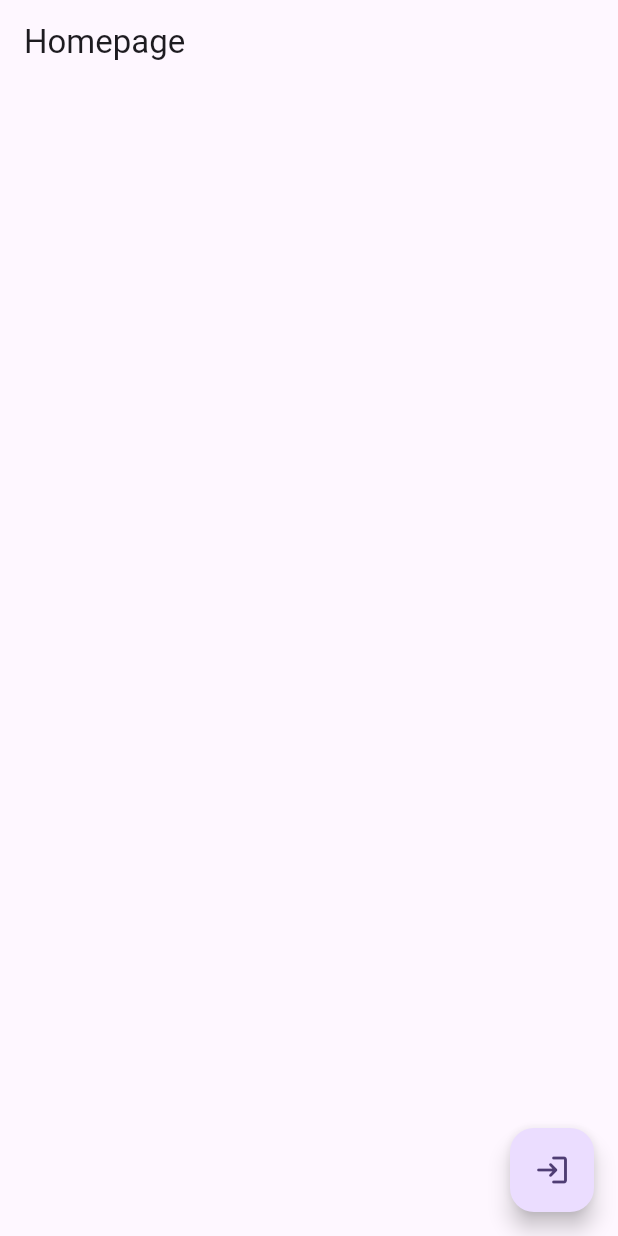
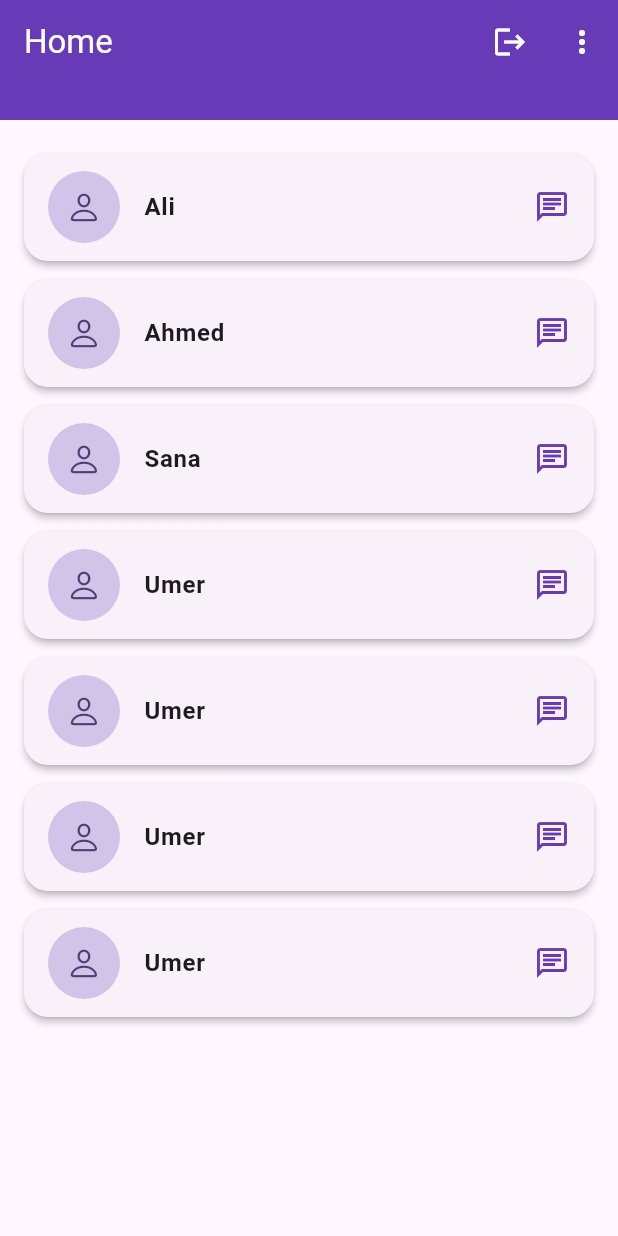
Before and after one commit to tahirta143/Chat-App-Firebase, a Flutter app: the screen it shows once a user with an empty profile is signed in, on a phone screen of 412 x 824 dp. Run offline on Flutter 3.47's test engine with Material 3 defaults, Android fonts, the phone set to English and light mode, and no system bars; our stand-ins replace cloud_firestore, file_picker, firebase_auth, firebase_core, firebase_storage, get and 1 more; accounts and stored records are empty; network calls fail.

Commit message:
create home screen and others emailvery etc

```diff
--- a/lib/homepage.dart
+++ b/lib/homepage.dart
@@ -1,30 +1,79 @@
-import 'package:firebase_auth/firebase_auth.dart';
-import 'package:flutter/cupertino.dart';
+import 'package:chat_communication/widgets/listtiles.dart';
 import 'package:flutter/material.dart';
 
-class homepage extends StatefulWidget {
-  const homepage({super.key});
+class Homepage extends StatelessWidget {
+  const Homepage({super.key});
 
-  @override
-  State<homepage> createState() => _homepageState();
-}
+  final List<Map<String, String>> users = const [
+    {"name": "Ali", "uid": "1"},
+    {"name": "Ahmed", "uid": "2"},
+    {"name": "Sana", "uid": "3"},
+    {"name": "Umer", "uid": "4"},
+    {"name": "Umer", "uid": "5"},
+    {"name": "Umer", "uid": "6"},
+    {"name": "Umer", "uid": "7"},
+  ];
 
-class _homepageState extends State<homepage> {
-  final user=FirebaseAuth.instance.currentUser;
-  signout()async{
-    await FirebaseAuth.instance.signOut();
+  String getChatId(String user1, String user2) {
+    return user1.hashCode <= user2.hashCode
+        ? '$user1\_$user2'
+        : '$user2\_$user1';
   }
+
   @override
   Widget build(BuildContext context) {
     return Scaffold(
-      appBar: AppBar(
-        title: Text("Homepage"),
+      appBar: PreferredSize(
+        preferredSize: const Size.fromHeight(80),
+        child: AppBar(
+          backgroundColor: Colors.deepPurple,
+          foregroundColor: Colors.white,
+          title: const Text("Home"),
+          actions: [
+            IconButton(
+              icon: const Icon(Icons.logout),
+              onPressed: () {
+                // Logout logic
+              },
+            ),
+            PopupMenuButton<String>(
+              onSelected: (value) {
+                if (value == 'Settings') {
+                  // Navigate to settings
+                } else if (value == 'Help') {
+                  // Navigate to help
+                }
+              },
+              itemBuilder: (BuildContext context) => <PopupMenuEntry<String>>[
+                const PopupMenuItem<String>(
+                  value: 'Settings',
+                  child: Text('Settings'),
+                ),
+                const PopupMenuItem<String>(value: 'Help', child: Text('Help')),
+              ],
+            ),
+          ],
+        ),
       ),
-      body: Center(
-        child: Text('${user!.email}'),
-      ),
-      floatingActionButton: FloatingActionButton(onPressed: (()=>signout()),
-      child: Icon(Icons.login_rounded),
+      body: Padding(
+        padding: const EdgeInsets.all(16),
+        child: ListView.builder(
+          itemCount: users.length,
+          physics: BouncingScrollPhysics(),
+          itemBuilder: (context, index) {
+            final user = users[index];
+            final name = user['name']!;
+            final uid = user['uid']!;
+            return UserTile(
+              name: name,
+              onTap: () {
+                // Open ChatScreen
+                final chatId = getChatId("currentUserId", uid);
+                // Navigator.push(...);
+              },
+            );
+          },
+        ),
       ),
     );
   }
--- a/lib/main.dart
+++ b/lib/main.dart
@@ -5,7 +5,9 @@ import 'package:get/get.dart';
 
 void main() async{
   WidgetsFlutterBinding.ensureInitialized();
-  await Firebase.initializeApp();
+  await Firebase.initializeApp(
+
+  );
   runApp(const MyApp());
 }
 
--- /dev/null
+++ b/lib/widgets/listtiles.dart
@@ -0,0 +1,37 @@
+import 'package:flutter/cupertino.dart';
+import 'package:flutter/material.dart';
+
+class UserTile extends StatelessWidget {
+  final String name;
+  final VoidCallback onTap;
+
+  const UserTile({
+    super.key,
+    required this.name,
+    required this.onTap,
+  });
+
+  @override
+  Widget build(BuildContext context) {
+    return Card(
+      shape: RoundedRectangleBorder(borderRadius: BorderRadius.circular(16)),
+      elevation: 2,
+      margin: const EdgeInsets.symmetric(vertical: 6),
+      child: ListTile(
+        onTap: onTap,
+        leading: CircleAvatar(
+          radius: 24,
+          backgroundColor: Colors.deepPurple.shade100,
+          child: Icon(CupertinoIcons.person)
+          ),
+
+        title: Text(
+          name,
+          style: const TextStyle(fontSize: 16, fontWeight: FontWeight.bold),
+        ),
+        trailing: const Icon(Icons.chat_outlined, color: Colors.deepPurple),
+        contentPadding: const EdgeInsets.symmetric(horizontal: 16, vertical: 8),
+      ),
+    );
+  }
+}
--- a/lib/wrapper.dart
+++ b/lib/wrapper.dart
@@ -22,7 +22,7 @@ class _WrapperState extends State<Wrapper> {
           if (snapshot.hasData) {
             print(snapshot.data);
             if (snapshot.data!.emailVerified) {
-              return homepage();
+              return Homepage();
             } else {
               return Veryfyemail();
             }
--- a/pubspec.yaml
+++ b/pubspec.yaml
@@ -20,6 +20,10 @@ dependencies:
   firebase_core:
   firebase_auth:
   get:
+  cloud_firestore:
+  image_picker:
+  firebase_storage:
+  file_picker:
 
   # The following adds the Cupertino Icons font to your application.
   # Use with the CupertinoIcons class for iOS style icons.
```
Also changed, not shown: lib/api/apis.dart (added, +8 -0 lines), lib/chatscreen.dart (added, +198 -0 lines), pubspec.lock, 5 other files.
